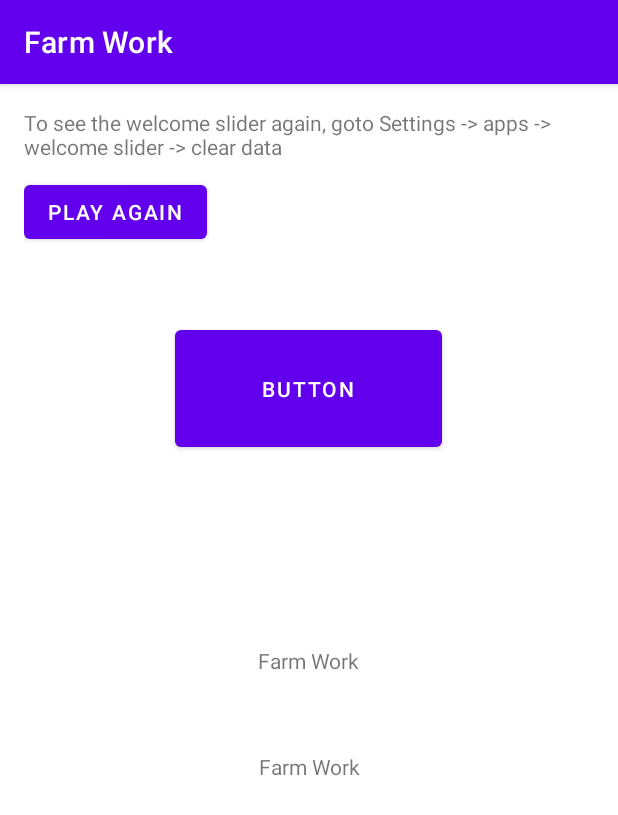
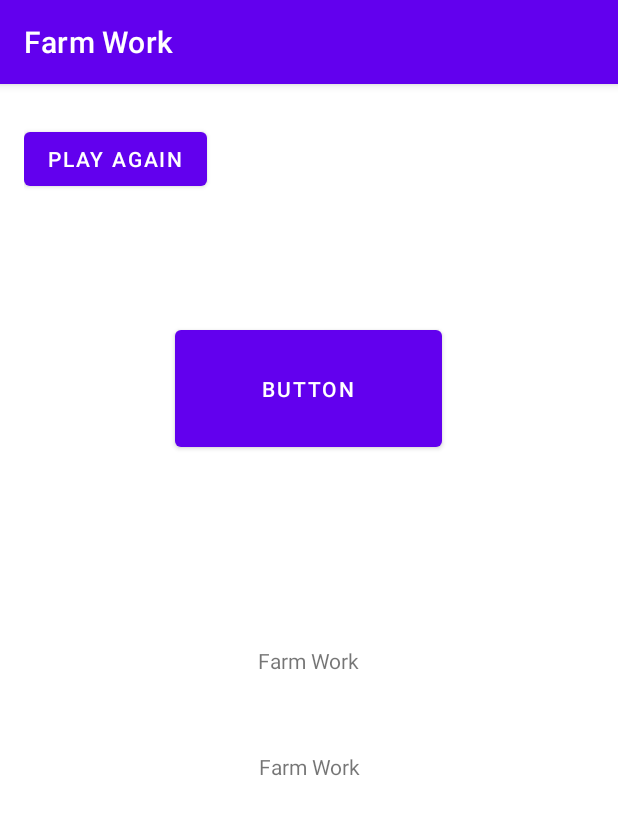
Before and after one commit to TechZite-Guru/Farm_Work, an Android app: the MainActivity screen opened directly, with no data from a screen before it, on a phone screen of 412 x 824 dp. Shown: the top 815 px of the screen. Run offline under Robolectric (Android 15) with nearby library versions, the phone set to English and light mode, and no system bars.

Commit message:
Instructions Layouts

```diff
--- a/app/src/main/res/layout/activity_main.xml
+++ b/app/src/main/res/layout/activity_main.xml
@@ -15,10 +15,7 @@
         android:padding="@dimen/activity_vertical_margin"
         app:layout_behavior="@string/appbar_scrolling_view_behavior">
 
-        <TextView
-            android:layout_width="wrap_content"
-            android:layout_height="wrap_content"
-            android:text="@string/play_again_desc" />
+
 
         <Button
             android:id="@+id/btn_play_again"
```
